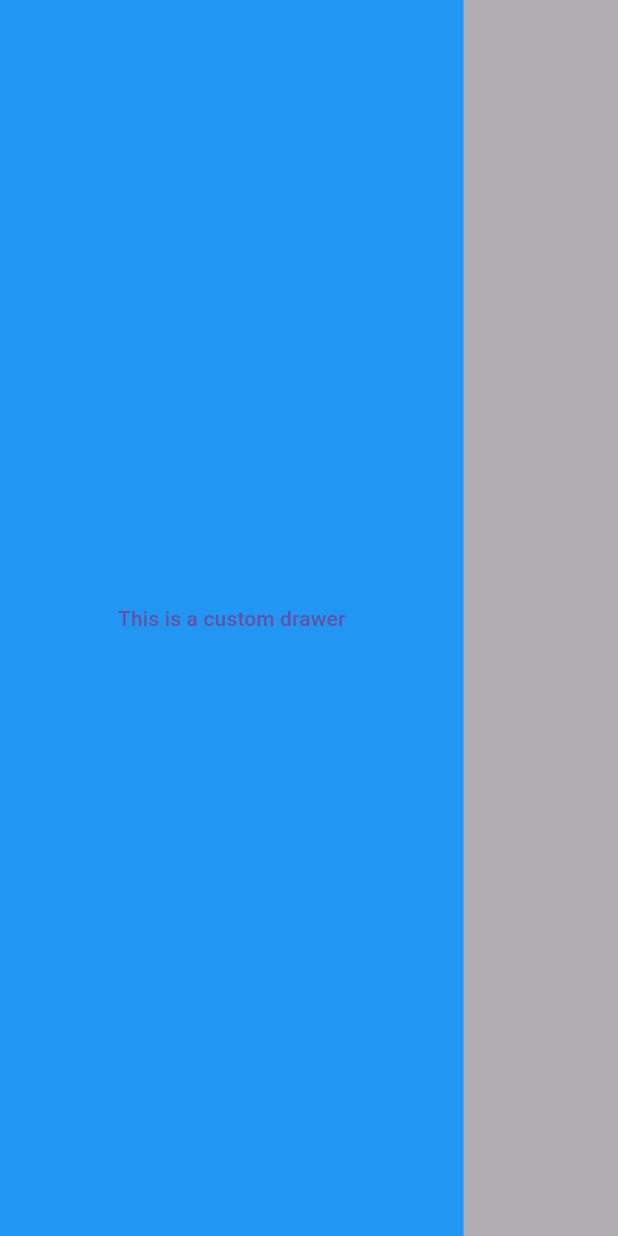
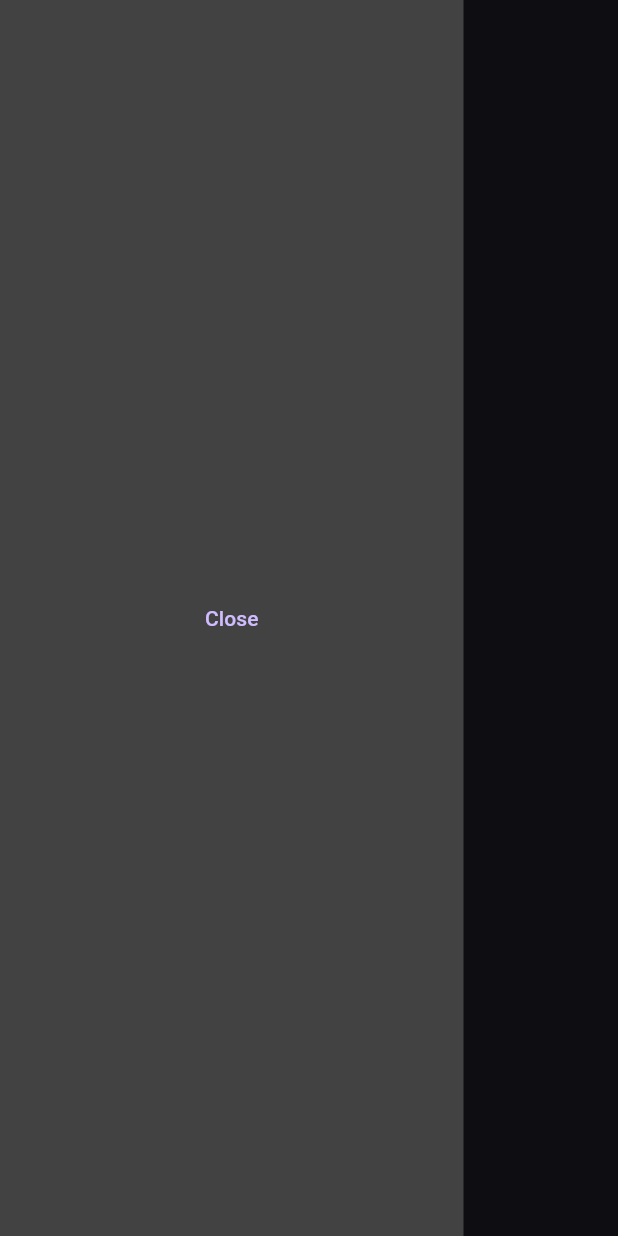
Before and after one commit to K1yoshiSho/slidable_drawer, a Flutter app: the screen it shows after launch, after a tap on "Open Drawer", on a phone screen of 412 x 824 dp. Run offline on Flutter 3.47's test engine with Material 2 defaults, Android fonts, the phone set to English and light mode, and no system bars.

Commit message:
upd: some fix

```diff
--- /dev/null
+++ b/lib/inner_controller.dart
@@ -0,0 +1,18 @@
+part of 'inner_drawer.dart';
+
+class InnerDrawerController {
+  late _InnerDrawerState _innerDrawerState;
+
+  // ignore: library_private_types_in_public_api
+  void attach(_InnerDrawerState innerDrawerState) {
+    _innerDrawerState = innerDrawerState;
+  }
+
+  void animateToOpen() {
+    _innerDrawerState._animateToOpen();
+  }
+
+  void animateToClose() {
+    _innerDrawerState._animateToClose();
+  }
+}
--- a/lib/inner_drawer.dart
+++ b/lib/inner_drawer.dart
@@ -1,22 +1,7 @@
 import 'package:flutter/gestures.dart';
 import 'package:flutter/material.dart';
 
-class InnerDrawerController {
-  late _InnerDrawerState _innerDrawerState;
-
-  // ignore: library_private_types_in_public_api
-  void attach(_InnerDrawerState innerDrawerState) {
-    _innerDrawerState = innerDrawerState;
-  }
-
-  void animateToOpen() {
-    _innerDrawerState._animateToOpen();
-  }
-
-  void animateToClose() {
-    _innerDrawerState._animateToClose();
-  }
-}
+part 'inner_controller.dart';
 
 class InnerDrawer extends StatefulWidget {
   final Widget child;
@@ -50,21 +35,21 @@ class _InnerDrawerState extends State<InnerDrawer> with SingleTickerProviderStat
       vsync: this,
       duration: const Duration(milliseconds: 200),
     );
-    if (widget.innerDrawerController != null) {
-      widget.innerDrawerController!.attach(this);
-    }
+    widget.innerDrawerController?.attach(this);
   }
 
   @override
   void didChangeDependencies() {
     _drawerValue = -(widget.drawerWidth ?? MediaQuery.sizeOf(context).width * 0.75);
-    _initialWidth = widget.drawerWidth ?? MediaQuery.sizeOf(context).width * 0.75;
+
     super.didChangeDependencies();
   }
 
   @override
   Widget build(BuildContext context) {
-    print(_drawerValue);
+    return LayoutBuilder(
+      builder: (context, constraints) {
+        _initialWidth = widget.drawerWidth ?? constraints.maxWidth * 0.75;
         return GestureDetector(
           onTapUp: (details) {
             if (_drawerValue == 0 && !_isInDrawerBody(details.localPosition)) {
@@ -95,7 +80,10 @@ class _InnerDrawerState extends State<InnerDrawer> with SingleTickerProviderStat
           child: Stack(
             children: <Widget>[
               // Main content
-          widget.child,
+              Container(
+                color: Colors.transparent,
+                child: widget.child,
+              ),
               // Custom drawer
               Visibility(
                 visible: _drawerValue != -_initialWidth,
@@ -117,6 +105,8 @@ class _InnerDrawerState extends State<InnerDrawer> with SingleTickerProviderStat
             ],
           ),
         );
+      },
+    );
   }
 
   bool _isInDrawerBody(Offset tapPosition) {
@@ -126,19 +116,6 @@ class _InnerDrawerState extends State<InnerDrawer> with SingleTickerProviderStat
     return tapPosition.dx >= drawerBodyLeft && tapPosition.dx <= drawerBodyRight;
   }
 
-  // void _openDrawer() {
-  //   print('open');
-  //   _animation = Tween<double>(begin: _drawerValue, end: _initialWidth).animate(_controller)
-  //     ..addListener(() {
-  //       setState(() {
-  //         _drawerValue = _animation.value;
-  //         _opacityValue = (_drawerValue + _initialWidth) / _initialWidth;
-  //       });
-  //     });
-  //   _controller.value = 1; // set controller value to 0 before starting the animation
-  //   _controller.forward();
-  // }
-
   void _animateToOpen() {
     _animation = Tween<double>(begin: _drawerValue, end: 0.0).animate(_controller)
       ..addListener(() {
@@ -147,12 +124,11 @@ class _InnerDrawerState extends State<InnerDrawer> with SingleTickerProviderStat
           _opacityValue = (_drawerValue + _initialWidth) / _initialWidth;
         });
       });
-    _controller.value = 0; // set controller value to 0 before starting the animation
+    _controller.reset();
     _controller.forward();
   }
 
   void _animateToClose() {
-    print('close');
     _animation = Tween<double>(begin: _drawerValue, end: -_initialWidth).animate(_controller)
       ..addListener(() {
         setState(() {
@@ -160,7 +136,7 @@ class _InnerDrawerState extends State<InnerDrawer> with SingleTickerProviderStat
           _opacityValue = (_drawerValue + _initialWidth) / _initialWidth;
         });
       });
-    _controller.value = 0; // set controller value to 0 before starting the animation
+    _controller.reset();
     _controller.forward();
   }
 }
--- a/lib/main.dart
+++ b/lib/main.dart
@@ -1,11 +1,10 @@
 import 'package:inner_drawer/inner_drawer.dart';
 import 'package:flutter/material.dart';
-import 'package:flutter/gestures.dart';
 
 void main() {
   runApp(MaterialApp(
-    theme: ThemeData(useMaterial3: true),
-    home: MyApp(),
+    theme: ThemeData.dark(useMaterial3: true),
+    home: const MyApp(),
   ));
 }
 
@@ -13,7 +12,7 @@ class MyApp extends StatefulWidget {
   const MyApp({super.key});
 
   @override
-  _MyAppState createState() => _MyAppState();
+  State<MyApp> createState() => _MyAppState();
 }
 
 class _MyAppState extends State<MyApp> {
@@ -32,15 +31,22 @@ class _MyAppState extends State<MyApp> {
         ),
         // drawerWidth: 250,
         innerDrawerController: innerDrawerController,
+        child: SizedBox(
+          height: MediaQuery.of(context).size.height,
           child: Center(
               child: TextButton(
+            style: ButtonStyle(
+              backgroundColor: MaterialStateProperty.all(Colors.blue),
+            ),
             onPressed: () {
-            print('pressed');
-
               innerDrawerController.animateToOpen();
             },
-          child: Text('Open Drawer'),
+            child: const Text(
+              'Open Drawer',
+              style: TextStyle(color: Colors.white),
+            ),
           )),
+        ),
       ),
     );
   }
@@ -53,7 +59,7 @@ class CustomDrawer extends StatelessWidget {
   @override
   Widget build(BuildContext context) {
     return Container(
-      color: Colors.blue, // can be any color
+      color: const Color.fromARGB(255, 66, 66, 66), // can be any color
       child: Column(
         mainAxisAlignment: MainAxisAlignment.center,
         children: <Widget>[
@@ -61,7 +67,7 @@ class CustomDrawer extends StatelessWidget {
             onPressed: () {
               controller.animateToClose();
             },
-            child: Text('This is a custom drawer'),
+            child: const Text('Close'),
           ),
         ],
       ),
--- a/pubspec.yaml
+++ b/pubspec.yaml
@@ -1,5 +1,5 @@
 name: inner_drawer
-description: A new Flutter project.
+description: custom inner drawer.
 # The following line prevents the package from being accidentally published to
 # pub.dev using `flutter pub publish`. This is preferred for private packages.
 publish_to: 'none' # Remove this line if you wish to publish to pub.dev
@@ -16,7 +16,7 @@ publish_to: 'none' # Remove this line if you wish to publish to pub.dev
 # https://developer.apple.com/library/archive/documentation/General/Reference/InfoPlistKeyReference/Articles/CoreFoundationKeys.html
 # In Windows, build-name is used as the major, minor, and patch parts
 # of the product and file versions while build-number is used as the build suffix.
-version: 1.0.3+3
+version: 1.0.4+3
 
 environment:
   sdk: '>=3.0.6 <4.0.0'
```
Lines whose indentation alone changed are shown as unchanged.
